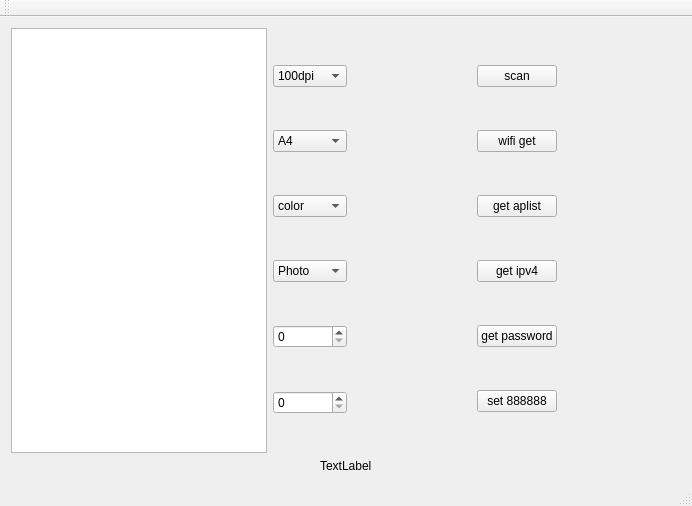
The window that test_cpath/mainwindow.ui (lzk/statusmonitor) describes before a commit, drawn with Qt 5.
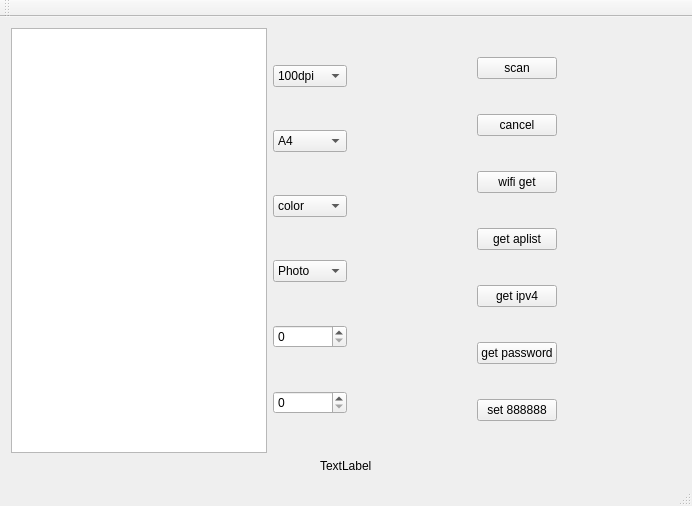
The same window after the commit.

Commit message: resolve redhat usb&net issue and support scan cancel and progress

Diff of the .ui file:
```diff
--- a/test_cpath/mainwindow.ui
+++ b/test_cpath/mainwindow.ui
@@ -148,6 +148,13 @@
           </property>
          </widget>
         </item>
+        <item>
+         <widget class="QPushButton" name="btn_cancel">
+          <property name="text">
+           <string>cancel</string>
+          </property>
+         </widget>
+        </item>
         <item>
          <widget class="QPushButton" name="btn_wifi_get">
           <property name="text">
```
Left out of the diff: 2 changed lines with no effect on the pictures. The commit also changes 28 other files.
